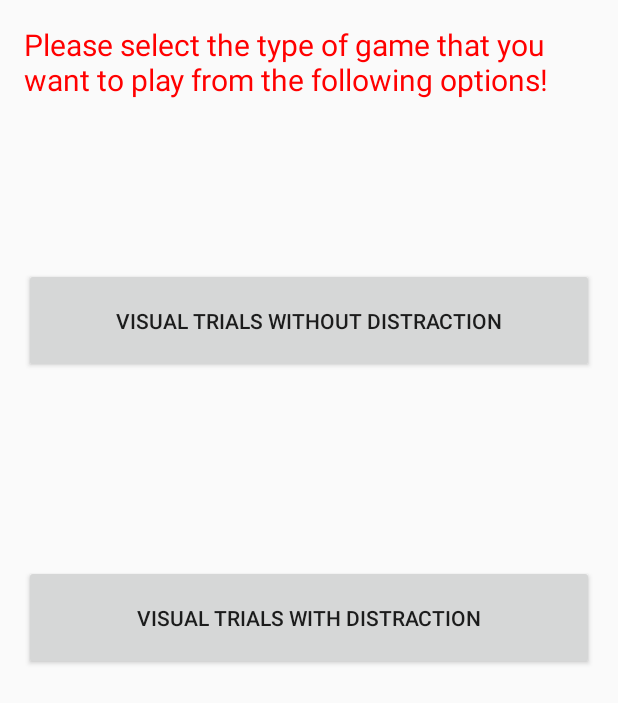
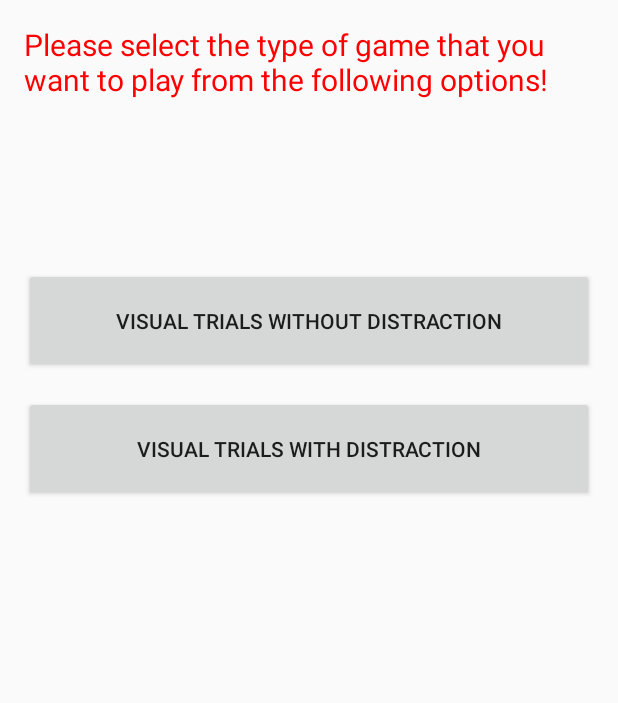
Before and after one commit to knkbga/IIT-Project, an Android app: the PracticeHomePage screen opened directly, with no data from a screen before it, on a phone screen of 412 x 824 dp. Shown: the top 703 px of the screen. Run offline under Robolectric (Android 15) with nearby library versions, the phone set to English and light mode, and no system bars.

Commit message:
Layout changed from Relative Layout to Scroll View

```diff
--- a/app/src/main/res/layout/activity_main.xml
+++ b/app/src/main/res/layout/activity_main.xml
@@ -1,5 +1,5 @@
 <?xml version="1.0" encoding="utf-8"?>
-<RelativeLayout xmlns:android="http://schemas.android.com/apk/res/android"
+<ScrollView xmlns:android="http://schemas.android.com/apk/res/android"
     xmlns:tools="http://schemas.android.com/tools"
     android:layout_width="match_parent"
     android:layout_height="match_parent"
@@ -10,6 +10,9 @@
     android:paddingTop="@dimen/activity_vertical_margin"
     tools:context="com.example.om.mygame.PracticeHomePage">
 
+    <RelativeLayout
+        android:layout_width="match_parent"
+        android:layout_height="match_parent">
         <TextView
             android:layout_width="wrap_content"
             android:layout_height="wrap_content"
@@ -39,9 +42,11 @@
             android:layout_weight="1"
             android:onClick="visualOnlyWithDistraction"
             android:text="Visual Trials with Distraction"
-        android:layout_centerVertical="true"
+            android:layout_below="@+id/visual_and_auditory"
             android:layout_alignParentLeft="true"
-        android:layout_alignParentStart="true" />
+            android:layout_alignParentStart="true"
+            android:layout_marginTop="15dp" />
+    </RelativeLayout>
 
 
-</RelativeLayout>
+</ScrollView>
```
Also changed, not shown: app/src/main/res/layout/activity_log_in.xml (+6 -2 lines), app/src/main/res/layout/activity_network.xml (+6 -2 lines), app/src/main/res/layout/activity_visual_and_auditory_page.xml (+6 -2 lines), app/src/main/res/layout/activity_visual_only_with_distraction.xml (+6 -2 lines). Lines whose indentation alone changed are shown as unchanged.
